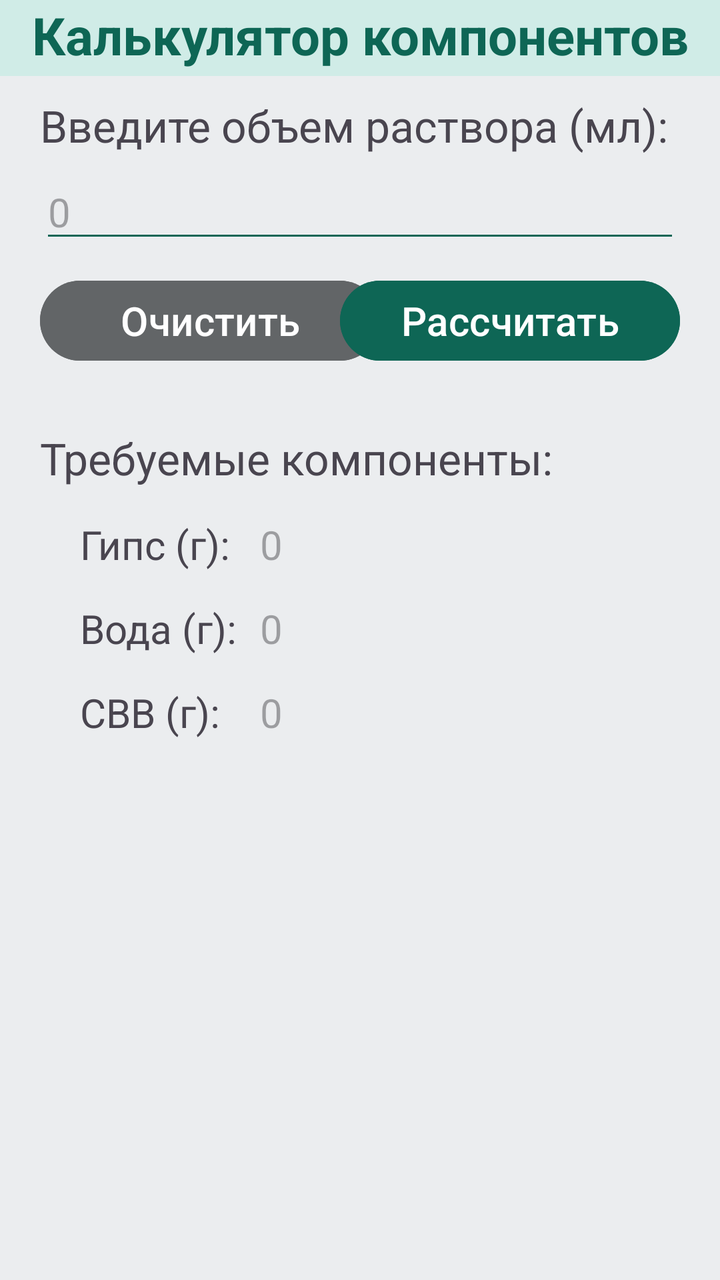
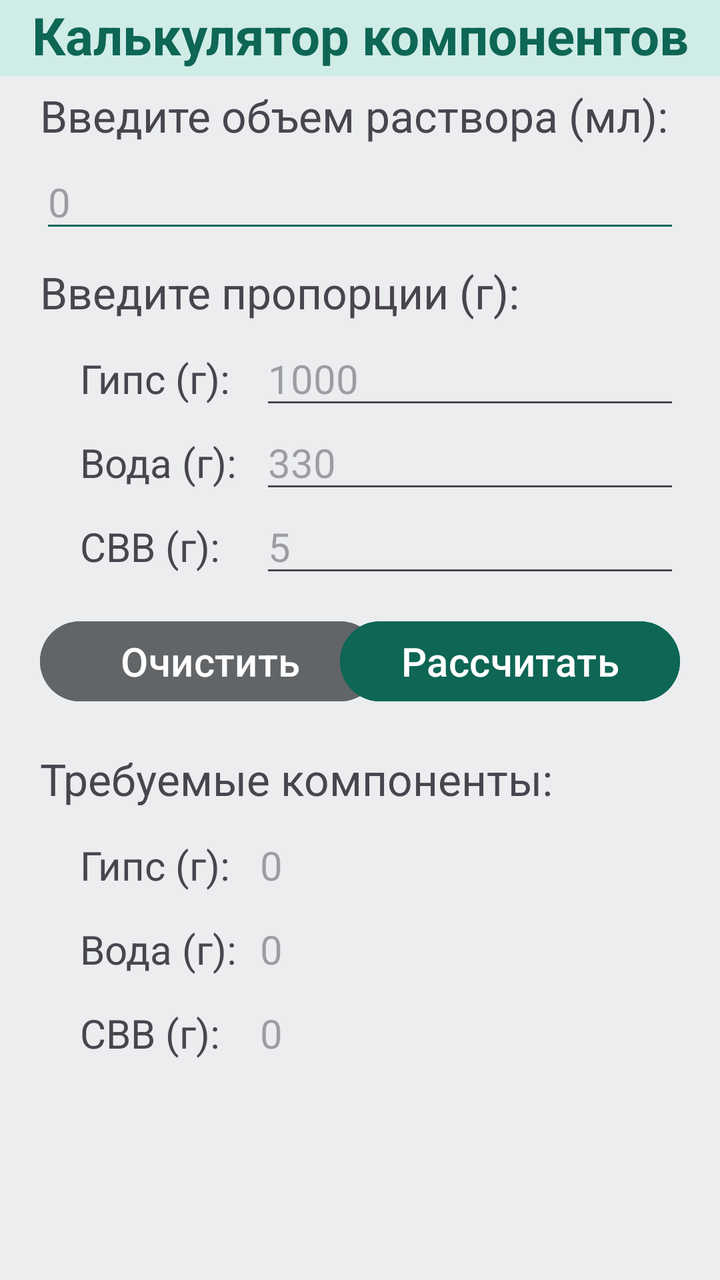

An Android layout rendered at two revisions. The XML below is the earlier revision; the diff shows what the commit changed to produce the second picture.
<!-- AndroidManifest.xml: application theme Theme.Gypsum -->
<!-- res/layout/activity_main.xml -->
<?xml version="1.0" encoding="utf-8"?>
<androidx.constraintlayout.widget.ConstraintLayout xmlns:android="http://schemas.android.com/apk/res/android"
    xmlns:app="http://schemas.android.com/apk/res-auto"
    xmlns:tools="http://schemas.android.com/tools"
    android:id="@+id/main"
    android:layout_width="match_parent"
    android:layout_height="match_parent"
    tools:context=".MainActivity">

    <RelativeLayout
        android:layout_width="match_parent"
        android:layout_height="match_parent"
        android:background="@color/colorPrimary"
        tools:layout_editor_absoluteX="0dp"
        tools:layout_editor_absoluteY="0dp">

        <TextView
            android:id="@+id/logo"
            android:layout_width="match_parent"
            android:layout_height="38dp"
            android:background="@color/colorBackground"
            android:text="@string/logo"
            android:textAlignment="center"
            android:textColor="@color/colorMain"
            android:textSize="26sp"
            android:textStyle="bold" />

        <TextView
            android:id="@+id/volumeHeadline"
            android:layout_width="match_parent"
            android:layout_height="wrap_content"
            android:layout_below="@+id/logo"
            android:layout_marginHorizontal="20sp"
            android:layout_marginTop="10sp"
            android:text="@string/volumeHeadline"
            android:textSize="22sp" />

        <EditText
            android:id="@+id/volumeInput"
            android:layout_width="match_parent"
            android:layout_height="wrap_content"
            android:layout_below="@+id/volumeHeadline"
            android:layout_marginHorizontal="20sp"
            android:layout_marginTop="5sp"
            android:backgroundTint="@color/colorMain"
            android:ems="10"
            android:hint="@string/volumeInput"
            android:inputType="text"
            android:textSize="20sp" />

        <Button
            android:id="@+id/clearButton"
            android:layout_width="170sp"
            android:layout_height="wrap_content"
            android:layout_below="@+id/volumeInput"
            android:layout_alignParentStart="true"
            android:layout_marginStart="20sp"
            android:layout_marginTop="10sp"
            android:backgroundTint="@color/colorClearButton"
            android:text="@string/clearButton"
            android:textSize="20sp" />

        <Button
            android:id="@+id/calculatorButton"
            android:layout_width="170sp"
            android:layout_height="wrap_content"
            android:layout_below="@+id/volumeInput"
            android:layout_alignParentEnd="true"
            android:layout_marginEnd="20sp"
            android:layout_marginTop="10dp"
            android:backgroundTint="@color/colorMain"
            android:text="@string/calculatorButton"
            android:textSize="20sp" />

        <TextView
            android:id="@+id/componentsOutput"
            android:layout_width="match_parent"
            android:layout_height="wrap_content"
            android:layout_below="@+id/clearButton"
            android:layout_marginHorizontal="20sp"
            android:layout_marginTop="30sp"
            android:text="@string/componentsOutput"
            android:textSize="22sp" />

        <TextView
            android:id="@+id/gypsumHeadline"
            android:layout_width="80sp"
            android:layout_height="wrap_content"
            android:layout_below="@+id/componentsOutput"
            android:layout_marginStart="40sp"
            android:layout_marginTop="15sp"
            android:text="@string/gypsumHeadline"
            android:textSize="20sp" />

        <TextView
            android:id="@+id/gypsumOutput"
            android:layout_width="match_parent"
            android:layout_height="wrap_content"
            android:layout_below="@+id/componentsOutput"
            android:layout_alignParentStart="true"
            android:layout_marginStart="130sp"
            android:layout_marginEnd="20sp"
            android:layout_marginTop="15sp"
            android:hint="@string/gypsumOutput"
            android:textSize="20sp" />

        <TextView
            android:id="@+id/waterHeadline"
            android:layout_width="80sp"
            android:layout_height="wrap_content"
            android:layout_below="@+id/gypsumOutput"
            android:layout_marginStart="40sp"
            android:layout_marginTop="15sp"
            android:text="@string/waterHeadline"
            android:textSize="20sp" />

        <TextView
            android:id="@+id/waterOutput"
            android:layout_width="match_parent"
            android:layout_height="wrap_content"
            android:layout_below="@+id/gypsumOutput"
            android:layout_alignParentStart="true"
            android:layout_marginStart="130sp"
            android:layout_marginEnd="20sp"
            android:layout_marginTop="15sp"
            android:hint="@string/waterOutput"
            android:textSize="20sp" />

        <TextView
            android:id="@+id/svvHeadline"
            android:layout_width="80sp"
            android:layout_height="wrap_content"
            android:layout_below="@+id/waterOutput"
            android:layout_marginHorizontal="40sp"
            android:layout_marginTop="15sp"
            android:text="@string/svvHeadline"
            android:textSize="20sp" />

        <TextView
            android:id="@+id/svvOutput"
            android:layout_width="match_parent"
            android:layout_height="wrap_content"
            android:layout_below="@+id/waterOutput"
            android:layout_alignParentStart="true"
            android:layout_marginStart="130sp"
            android:layout_marginEnd="20sp"
            android:layout_marginTop="15sp"
            android:hint="@string/svvOutput"
            android:textSize="20sp" />

    </RelativeLayout>
</androidx.constraintlayout.widget.ConstraintLayout>
<!-- resources referenced by this layout -->
<resources>
  <color name="colorBackground">#D0ECE7</color>
  <color name="colorClearButton">#626567</color>
  <color name="colorMain">#0E6655</color>
  <color name="colorPrimary">#EBEDEF</color>
  <string name="calculatorButton">Рассчитать</string>
  <string name="clearButton">Очистить</string>
  <string name="componentsOutput">Требуемые компоненты:</string>
  <string name="gypsumHeadline">Гипс (г):</string>
  <string name="gypsumOutput">0</string>
  <string name="logo">Калькулятор компонентов</string>
  <string name="svvHeadline">СВВ (г):</string>
  <string name="svvOutput">0</string>
  <string name="volumeHeadline">Введите объем раствора (мл):</string>
  <string name="volumeInput">0</string>
  <string name="waterHeadline">Вода (г):</string>
  <string name="waterOutput">0</string>
  <style name="Theme.Gypsum" parent="Base.Theme.Gypsum" />
  <style name="Base.Theme.Gypsum" parent="Theme.Material3.DayNight.NoActionBar">
          
          
      </style>
</resources>

<!-- the commit's change to res/layout/activity_main.xml (unified diff, before → after) -->
@@ -31,7 +31,7 @@
             android:layout_height="wrap_content"
             android:layout_below="@+id/logo"
             android:layout_marginHorizontal="20sp"
-            android:layout_marginTop="10sp"
+            android:layout_marginTop="5sp"
             android:text="@string/volumeHeadline"
             android:textSize="22sp" />
 
@@ -48,14 +48,91 @@
             android:inputType="text"
             android:textSize="20sp" />
 
+        <TextView
+            android:id="@+id/proportionsHeadline"
+            android:layout_width="match_parent"
+            android:layout_height="wrap_content"
+            android:layout_below="@+id/volumeInput"
+            android:layout_marginHorizontal="20sp"
+            android:layout_marginTop="10sp"
+            android:text="@string/proportionsHeadline"
+            android:textSize="22sp" />
+
+        <TextView
+            android:id="@+id/gypsumHeadlineInput"
+            android:layout_width="80sp"
+            android:layout_height="wrap_content"
+            android:layout_below="@+id/proportionsHeadline"
+            android:layout_marginStart="40sp"
+            android:layout_marginTop="15sp"
+            android:text="@string/gypsumHeadline"
+            android:textSize="20sp" />
+
+        <EditText
+            android:id="@+id/gypsumInput"
+            android:layout_width="match_parent"
+            android:layout_height="wrap_content"
+            android:layout_below="@+id/proportionsHeadline"
+            android:layout_alignParentStart="true"
+            android:layout_marginStart="130sp"
+            android:layout_marginEnd="20sp"
+            android:layout_marginTop="5sp"
+            android:hint="@string/gypsumInput"
+            android:textSize="20sp" />
+
+        <TextView
+            android:id="@+id/waterHeadlineInput"
+            android:layout_width="80sp"
+            android:layout_height="wrap_content"
+            android:layout_below="@+id/gypsumHeadlineInput"
+            android:layout_marginStart="40sp"
+            android:layout_marginTop="15sp"
+            android:text="@string/waterHeadline"
+            android:textSize="20sp" />
+
+        <EditText
+            android:id="@+id/waterInput"
+            android:layout_width="match_parent"
+            android:layout_height="wrap_content"
+            android:layout_below="@+id/gypsumHeadlineInput"
+            android:layout_alignParentStart="true"
+            android:layout_marginStart="130sp"
+            android:layout_marginEnd="20sp"
+            android:layout_marginTop="5sp"
+            android:hint="@string/waterInput"
+            android:textSize="20sp" />
+
+        <TextView
+            android:id="@+id/svvHeadlineInput"
+            android:layout_width="80sp"
+            android:layout_height="wrap_content"
+            android:layout_below="@+id/waterHeadlineInput"
+            android:layout_marginHorizontal="40sp"
+            android:layout_marginTop="15sp"
+            android:text="@string/svvHeadline"
+            android:textSize="20sp" />
+
+        <EditText
+            android:id="@+id/svvInput"
+            android:layout_width="match_parent"
+            android:layout_height="wrap_content"
+            android:layout_below="@+id/waterHeadlineInput"
+            android:layout_alignParentStart="true"
+            android:layout_marginStart="130sp"
+            android:layout_marginEnd="20sp"
+            android:layout_marginTop="5sp"
+            android:hint="@string/svvInput"
+            android:textSize="20sp" />
+
+
         <Button
             android:id="@+id/clearButton"
             android:layout_width="170sp"
             android:layout_height="wrap_content"
-            android:layout_below="@+id/volumeInput"
+            android:layout_below="@+id/svvHeadlineInput"
             android:layout_alignParentStart="true"
             android:layout_marginStart="20sp"
-            android:layout_marginTop="10sp"
+            android:layout_marginTop="20sp"
             android:backgroundTint="@color/colorClearButton"
             android:text="@string/clearButton"
             android:textSize="20sp" />
@@ -64,10 +141,10 @@
             android:id="@+id/calculatorButton"
             android:layout_width="170sp"
             android:layout_height="wrap_content"
-            android:layout_below="@+id/volumeInput"
+            android:layout_below="@+id/svvHeadlineInput"
             android:layout_alignParentEnd="true"
             android:layout_marginEnd="20sp"
-            android:layout_marginTop="10dp"
+            android:layout_marginTop="20dp"
             android:backgroundTint="@color/colorMain"
             android:text="@string/calculatorButton"
             android:textSize="20sp" />
@@ -78,7 +155,7 @@
             android:layout_height="wrap_content"
             android:layout_below="@+id/clearButton"
             android:layout_marginHorizontal="20sp"
-            android:layout_marginTop="30sp"
+            android:layout_marginTop="20sp"
             android:text="@string/componentsOutput"
             android:textSize="22sp" />
 
<!-- resource entries referenced after the edit -->
@@ -8,13 +8,17 @@
   <string name="clearButton">Очистить</string>
   <string name="componentsOutput">Требуемые компоненты:</string>
   <string name="gypsumHeadline">Гипс (г):</string>
+  <string name="gypsumInput">1000</string>
   <string name="gypsumOutput">0</string>
   <string name="logo">Калькулятор компонентов</string>
+  <string name="proportionsHeadline">Введите пропорции (г):</string>
   <string name="svvHeadline">СВВ (г):</string>
+  <string name="svvInput">5</string>
   <string name="svvOutput">0</string>
   <string name="volumeHeadline">Введите объем раствора (мл):</string>
   <string name="volumeInput">0</string>
   <string name="waterHeadline">Вода (г):</string>
+  <string name="waterInput">330</string>
   <string name="waterOutput">0</string>
   <style name="Theme.Gypsum" parent="Base.Theme.Gypsum" />
   <style name="Base.Theme.Gypsum" parent="Theme.Material3.DayNight.NoActionBar">
